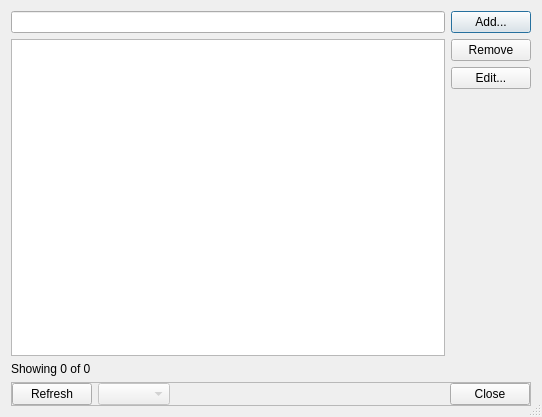
First picture: the form in forms/repodialogusermanager.ui, repository 3drepo/3drepogui, before the edit.
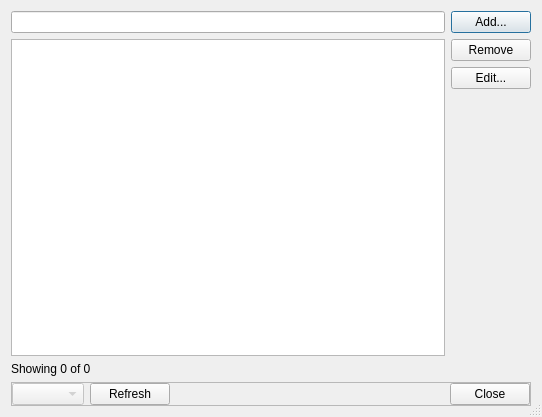
Second picture: the form after the edit. Custom widgets are drawn as their Qt base class.

Commit message: Added add and remove button functionality to user dialog.

What changed in the file:
```diff
--- a/forms/repodialogusermanager.ui
+++ b/forms/repodialogusermanager.ui
@@ -192,16 +192,16 @@
        <number>0</number>
       </property>
       <item>
-       <widget class="QPushButton" name="refreshPushButton">
-        <property name="text">
-         <string>Refresh</string>
+       <widget class="QComboBox" name="comboBox">
+        <property name="enabled">
+         <bool>false</bool>
         </property>
        </widget>
       </item>
       <item>
-       <widget class="QComboBox" name="comboBox">
-        <property name="enabled">
-         <bool>false</bool>
+       <widget class="QPushButton" name="refreshPushButton">
+        <property name="text">
+         <string>Refresh</string>
         </property>
        </widget>
       </item>
```
The commit also changes 5 other files.
